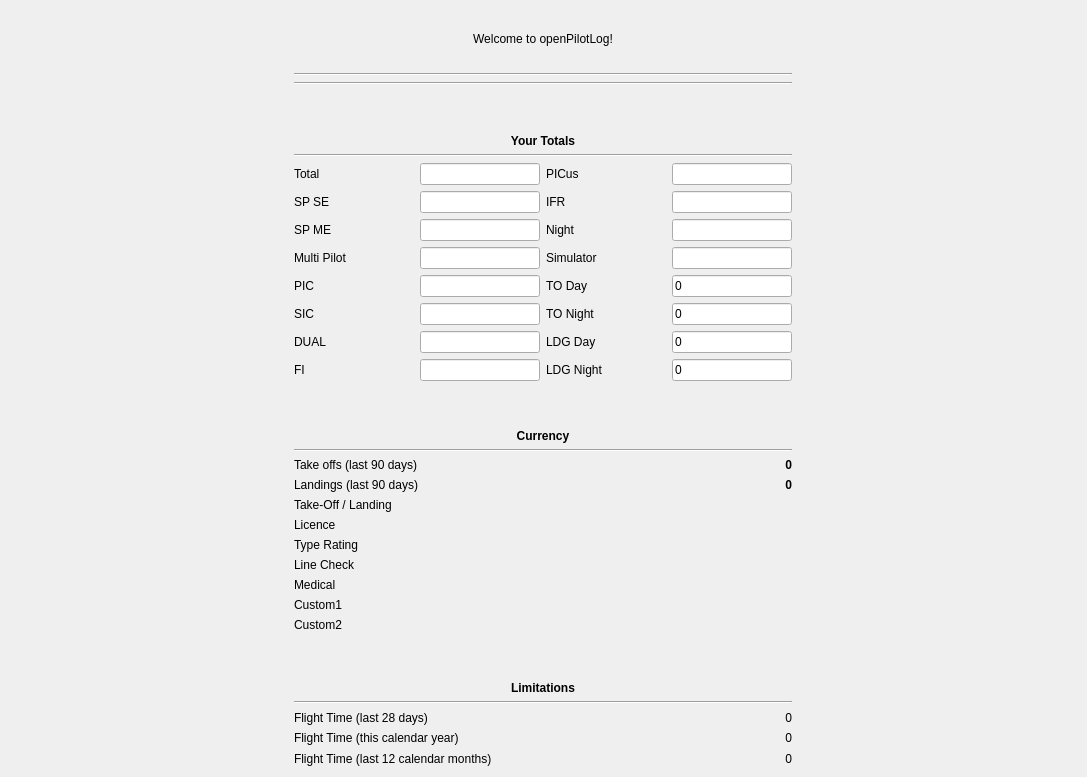
Qt form src/gui/widgets/homewidget.ui (fiffty-50/openPilotLog) before a commit.
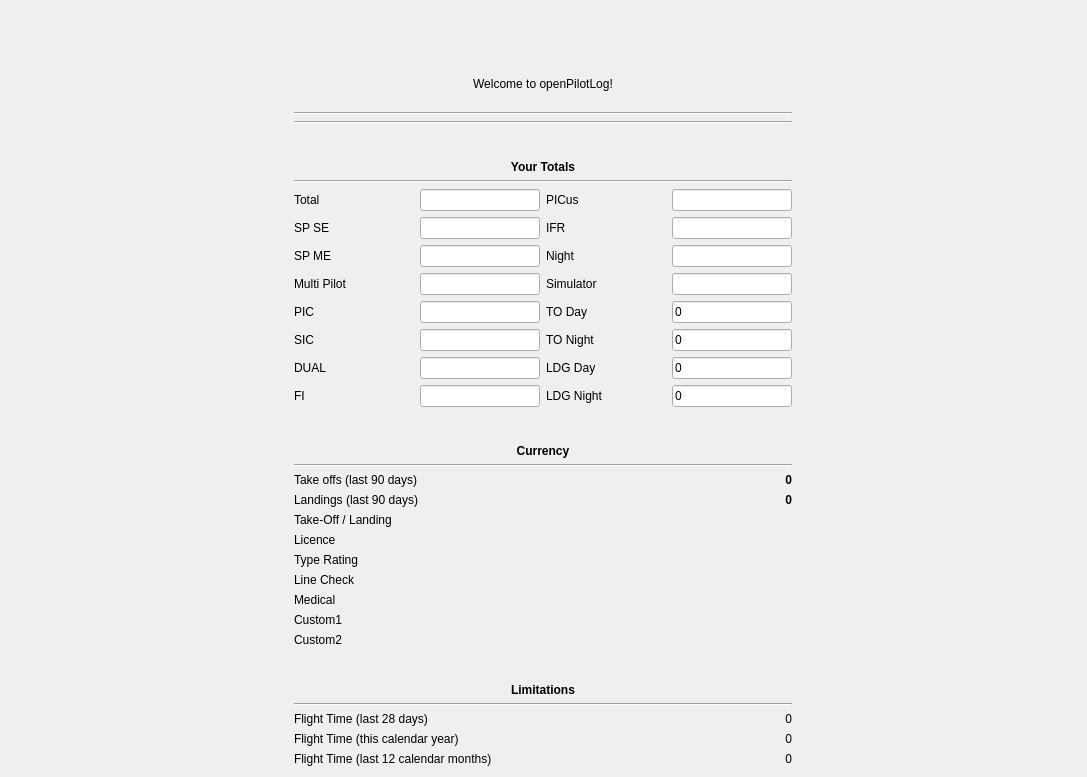
The same form after that commit.

Commit message:
Added opl icons and logos
- Added opl icons and logos
  - AppIcon (preview, taskbar etc)
  - Logo (Homescreen)
- Added alog.h for logging to console
- Minor fixes and improvements

What changed in the file:
```diff
--- a/src/gui/widgets/homewidget.ui
+++ b/src/gui/widgets/homewidget.ui
@@ -14,53 +14,164 @@
    <string>Form</string>
   </property>
   <layout class="QGridLayout" name="gridLayout_4">
-   <item row="9" column="0">
-    <widget class="QLabel" name="limitationsLabel">
-     <property name="font">
-      <font>
-       <weight>75</weight>
-       <bold>true</bold>
-      </font>
-     </property>
-     <property name="text">
-      <string>Limitations</string>
-     </property>
-     <property name="alignment">
-      <set>Qt::AlignBottom|Qt::AlignHCenter</set>
-     </property>
-    </widget>
-   </item>
-   <item row="1" column="0">
-    <widget class="Line" name="line_2">
-     <property name="orientation">
-      <enum>Qt::Horizontal</enum>
-     </property>
-    </widget>
-   </item>
    <item row="3" column="0">
-    <widget class="QLabel" name="totalsLabel">
-     <property name="font">
-      <font>
-       <weight>75</weight>
-       <bold>true</bold>
-      </font>
-     </property>
-     <property name="text">
-      <string>Your Totals</string>
-     </property>
-     <property name="alignment">
-      <set>Qt::AlignBottom|Qt::AlignHCenter</set>
-     </property>
-    </widget>
-   </item>
-   <item row="2" column="0">
     <widget class="Line" name="line_7">
      <property name="orientation">
       <enum>Qt::Horizontal</enum>
      </property>
     </widget>
    </item>
+   <item row="2" column="0">
+    <widget class="Line" name="line_2">
+     <property name="orientation">
+      <enum>Qt::Horizontal</enum>
+     </property>
+    </widget>
+   </item>
    <item row="8" column="0">
+    <widget class="Line" name="line_4">
+     <property name="orientation">
+      <enum>Qt::Horizontal</enum>
+     </property>
+    </widget>
+   </item>
+   <item row="4" column="0">
+    <widget class="QLabel" name="totalsLabel">
+     <property name="font">
+      <font>
+       <weight>75</weight>
+       <bold>true</bold>
+      </font>
+     </property>
+     <property name="text">
+      <string>Your Totals</string>
+     </property>
+     <property name="alignment">
+      <set>Qt::AlignBottom|Qt::AlignHCenter</set>
+     </property>
+    </widget>
+   </item>
+   <item row="1" column="0">
+    <widget class="QLabel" name="welcomeLabel">
+     <property name="text">
+      <string>Welcome to openPilotLog!</string>
+     </property>
+     <property name="alignment">
+      <set>Qt::AlignCenter</set>
+     </property>
+    </widget>
+   </item>
+   <item row="7" column="0">
+    <widget class="QLabel" name="currencyLabel">
+     <property name="font">
+      <font>
+       <weight>75</weight>
+       <bold>true</bold>
+      </font>
+     </property>
+     <property name="text">
+      <string>Currency</string>
+     </property>
+     <property name="alignment">
+      <set>Qt::AlignBottom|Qt::AlignHCenter</set>
+     </property>
+    </widget>
+   </item>
+   <item row="5" column="0">
+    <widget class="Line" name="line">
+     <property name="orientation">
+      <enum>Qt::Horizontal</enum>
+     </property>
+    </widget>
+   </item>
+   <item row="11" column="0">
+    <widget class="Line" name="line_3">
+     <property name="orientation">
+      <enum>Qt::Horizontal</enum>
+     </property>
+    </widget>
+   </item>
+   <item row="12" column="0">
+    <layout class="QGridLayout" name="gridLayout_2">
+     <item row="0" column="0">
+      <widget class="QLabel" name="FlightTime28dLabel">
+       <property name="text">
+        <string>Flight Time (last 28 days)</string>
+       </property>
+      </widget>
+     </item>
+     <item row="0" column="1">
+      <widget class="QLabel" name="FlightTime28dDisplayLabel">
+       <property name="layoutDirection">
+        <enum>Qt::LeftToRight</enum>
+       </property>
+       <property name="text">
+        <string>0</string>
+       </property>
+       <property name="alignment">
+        <set>Qt::AlignRight|Qt::AlignTrailing|Qt::AlignVCenter</set>
+       </property>
+      </widget>
+     </item>
+     <item row="1" column="0">
+      <widget class="QLabel" name="FlightTimeCalYearLabel">
+       <property name="text">
+        <string>Flight Time (this calendar year)</string>
+       </property>
+      </widget>
+     </item>
+     <item row="1" column="1">
+      <widget class="QLabel" name="FlightTimeCalYearDisplayLabel">
+       <property name="layoutDirection">
+        <enum>Qt::LeftToRight</enum>
+       </property>
+       <property name="text">
+        <string>0</string>
+       </property>
+       <property name="alignment">
+        <set>Qt::AlignRight|Qt::AlignTrailing|Qt::AlignVCenter</set>
+       </property>
+      </widget>
+     </item>
+     <item row="2" column="0">
+      <widget class="QLabel" name="FlightTime12mLabel">
+       <property name="text">
+        <string>Flight Time (last 12 calendar months)</string>
+       </property>
+      </widget>
+     </item>
+     <item row="2" column="1">
+      <widget class="QLabel" name="FlightTime12mDisplayLabel">
+       <property name="layoutDirection">
+        <enum>Qt::LeftToRight</enum>
+       </property>
+       <property name="text">
+        <string>0</string>
+       </property>
+       <property name="alignment">
+        <set>Qt::AlignRight|Qt::AlignTrailing|Qt::AlignVCenter</set>
+       </property>
+      </widget>
+     </item>
+    </layout>
+   </item>
+   <item row="10" column="0">
+    <widget class="QLabel" name="limitationsLabel">
+     <property name="font">
+      <font>
+       <weight>75</weight>
+       <bold>true</bold>
+      </font>
+     </property>
+     <property name="text">
+      <string>Limitations</string>
+     </property>
+     <property name="alignment">
+      <set>Qt::AlignBottom|Qt::AlignHCenter</set>
+     </property>
+    </widget>
+   </item>
+   <item row="9" column="0">
     <layout class="QGridLayout" name="gridLayout_3">
      <item row="0" column="0">
       <widget class="QLabel" name="TakeOffLabel">
@@ -312,101 +423,7 @@
      </item>
     </layout>
    </item>
-   <item row="11" column="0">
-    <layout class="QGridLayout" name="gridLayout_2">
-     <item row="0" column="0">
-      <widget class="QLabel" name="FlightTime28dLabel">
-       <property name="text">
-        <string>Flight Time (last 28 days)</string>
-       </property>
-      </widget>
-     </item>
-     <item row="0" column="1">
-      <widget class="QLabel" name="FlightTime28dDisplayLabel">
-       <property name="layoutDirection">
-        <enum>Qt::LeftToRight</enum>
-       </property>
-       <property name="text">
-        <string>0</string>
-       </property>
-       <property name="alignment">
-        <set>Qt::AlignRight|Qt::AlignTrailing|Qt::AlignVCenter</set>
-       </property>
-      </widget>
-     </item>
-     <item row="1" column="0">
-      <widget class="QLabel" name="FlightTimeCalYearLabel">
-       <property name="text">
-        <string>Flight Time (this calendar year)</string>
-       </property>
-      </widget>
-     </item>
-     <item row="1" column="1">
-      <widget class="QLabel" name="FlightTimeCalYearDisplayLabel">
-       <property name="layoutDirection">
-        <enum>Qt::LeftToRight</enum>
-       </property>
-       <property name="text">
-        <string>0</string>
-       </property>
-       <property name="alignment">
-        <set>Qt::AlignRight|Qt::AlignTrailing|Qt::AlignVCenter</set>
-       </property>
-      </widget>
-     </item>
-     <item row="2" column="0">
-      <widget class="QLabel" name="FlightTime12mLabel">
-       <property name="text">
-        <string>Flight Time (last 12 calendar months)</string>
-       </property>
-      </widget>
-     </item>
-     <item row="2" column="1">
-      <widget class="QLabel" name="FlightTime12mDisplayLabel">
-       <property name="layoutDirection">
-        <enum>Qt::LeftToRight</enum>
-       </property>
-       <property name="text">
-        <string>0</string>
-       </property>
-       <property name="alignment">
-        <set>Qt::AlignRight|Qt::AlignTrailing|Qt::AlignVCenter</set>
-       </property>
-      </widget>
-     </item>
-    </layout>
-   </item>
    <item row="6" column="0">
-    <widget class="QLabel" name="currencyLabel">
-     <property name="font">
-      <font>
-       <weight>75</weight>
-       <bold>true</bold>
-      </font>
-     </property>
-     <property name="text">
-      <string>Currency</string>
-     </property>
-     <property name="alignment">
-      <set>Qt::AlignBottom|Qt::AlignHCenter</set>
-     </property>
-    </widget>
-   </item>
-   <item row="10" column="0">
-    <widget class="Line" name="line_3">
-     <property name="orientation">
-      <enum>Qt::Horizontal</enum>
-     </property>
-    </widget>
-   </item>
-   <item row="7" column="0">
-    <widget class="Line" name="line_4">
-     <property name="orientation">
-      <enum>Qt::Horizontal</enum>
-     </property>
-    </widget>
-   </item>
-   <item row="5" column="0">
     <layout class="QGridLayout" name="gridLayout">
      <item row="0" column="0">
       <widget class="QLabel" name="totalLabel">
@@ -938,22 +955,15 @@
     </layout>
    </item>
    <item row="0" column="0">
-    <widget class="QLabel" name="welcomeLabel">
+    <widget class="QLabel" name="logoLabel">
      <property name="text">
-      <string>Welcome to openPilotLog!</string>
+      <string/>
      </property>
      <property name="alignment">
       <set>Qt::AlignCenter</set>
      </property>
     </widget>
    </item>
-   <item row="4" column="0">
-    <widget class="Line" name="line">
-     <property name="orientation">
-      <enum>Qt::Horizontal</enum>
-     </property>
-    </widget>
-   </item>
   </layout>
  </widget>
  <resources/>
```
The commit also changes 20 other files.
